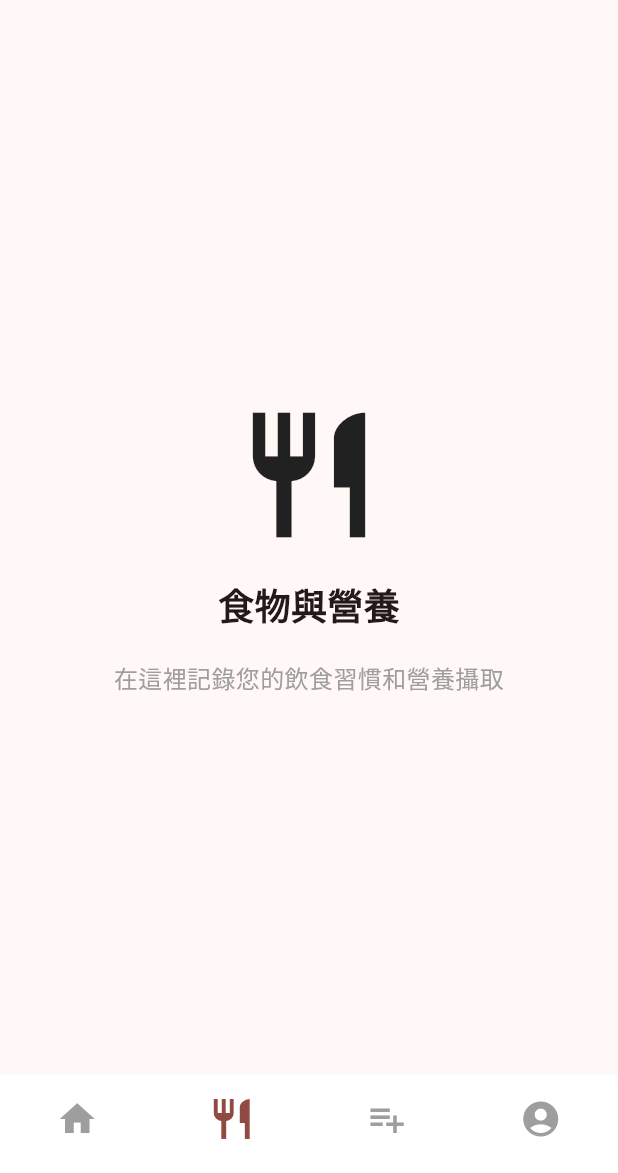
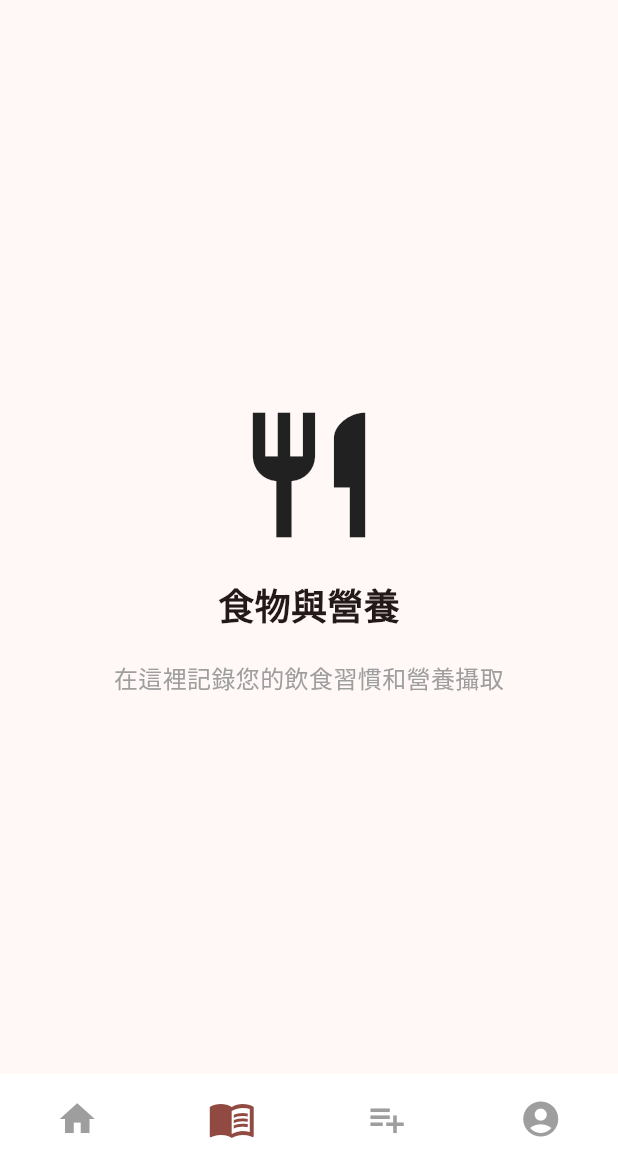
Before and after one commit to 1028ouo/pomodoro, a Flutter app: the screen it shows once a user with an empty profile is signed in, item 2 of the bottom bar chosen, on a phone screen of 412 x 824 dp, the part 63-1236 px from its top. Run offline on Flutter 3.47's test engine with Material 3 defaults, Android fonts, the phone set to English and light mode, and no system bars; our stand-ins replace firebase_auth, firebase_core, google_sign_in; accounts and stored records are empty; generated files the repository leaves out were written again; network calls fail.

Commit message:
Update home_page.dart

```diff
--- a/lib/pages/home_page.dart
+++ b/lib/pages/home_page.dart
@@ -117,7 +117,7 @@ class _HomePageState extends State<HomePage> {
           unselectedIconTheme: const IconThemeData(size: 28),
           items: const [
             BottomNavigationBarItem(icon: Icon(Icons.home), label: '首頁'),
-            BottomNavigationBarItem(icon: Icon(Icons.restaurant), label: '食物'),
+            BottomNavigationBarItem(icon: Icon(Icons.menu_book), label: '圖鑑'),
             BottomNavigationBarItem(
               icon: Icon(Icons.playlist_add),
               label: '待辦事項',
```
